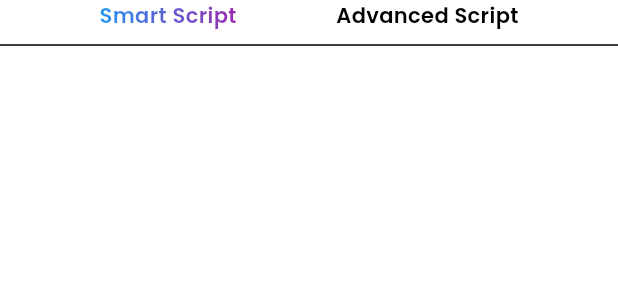
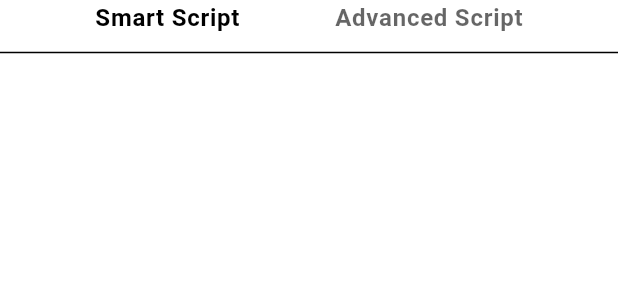
Before and after one commit to TemiladeRebecca/demo_app, a Flutter app: the ToggleTabs widget shown alone on an empty page, opened directly with empty values, on a phone screen of 412 x 824 dp. Shown: the top 300 px of the screen. Run offline on Flutter 3.47's test engine with Material 3 defaults, Android fonts, the phone set to English and light mode, and no system bars; our stand-ins replace google_fonts.

Commit message:
refactor: adjust divider height and remove unused function

```diff
--- a/lib/widgets/toggle_tab.dart
+++ b/lib/widgets/toggle_tab.dart
@@ -1,6 +1,6 @@
 import 'package:flutter/material.dart';
 
-// Define the gradient (shared between text + underline)
+// Shared gradient for underline
 const LinearGradient tabGradient = LinearGradient(
   colors: [Colors.blue, Colors.purple],
   begin: Alignment.centerLeft,
@@ -8,10 +8,7 @@ const LinearGradient tabGradient = LinearGradient(
 );
 
 class ToggleTabs extends StatefulWidget {
-  const ToggleTabs({
-    super.key,
-    required this.width,
-  });
+  const ToggleTabs({super.key, required this.width});
 
   final double width;
 
@@ -25,32 +22,26 @@ class _ToggleTabsState extends State<ToggleTabs> {
   @override
   Widget build(BuildContext context) {
     final theme = Theme.of(context);
-    final defaultColor = theme.colorScheme.onSurface; // fallback to theme text
+    final defaultColor = theme.colorScheme.onSurface.withOpacity(0.6);
 
     Widget buildTabText(String text, int index) {
       final isSelected = _selectedTab == index;
 
-      final textWidget = Text(
-        text,
-        style: theme.textTheme.bodyMedium?.copyWith(
-          fontWeight: FontWeight.w600,
-          color: isSelected ? null : defaultColor, // null -> overridden by ShaderMask
-        ),
-      );
-
-      // If selected, wrap with ShaderMask for gradient
       return GestureDetector(
         onTap: () {
           setState(() => _selectedTab = index);
         },
-        child: isSelected
-            ? ShaderMask(
-                shaderCallback: (bounds) =>
-                    tabGradient.createShader(Rect.fromLTWH(0, 0, bounds.width, bounds.height)),
-                blendMode: BlendMode.srcIn,
-                child: textWidget,
-              )
-            : textWidget,
+        child: Text(
+          text,
+          style: theme.textTheme.bodyLarge?.copyWith(
+            fontWeight: FontWeight.w600,
+            color: isSelected
+                ? theme
+                      .colorScheme
+                      .onSurface // highlight with theme color
+                : defaultColor,
+          ),
+        ),
       );
     }
 
@@ -63,18 +54,18 @@ class _ToggleTabsState extends State<ToggleTabs> {
             buildTabText("Advanced Script", 1),
           ],
         ),
+        SizedBox(height: 6),
         Stack(
           children: [
-            const Divider(thickness: 1, height: 20),
+            const Divider(thickness: 1, height: 10),
             AnimatedPositioned(
               duration: const Duration(milliseconds: 250),
+              curve: Curves.easeInOut,
               left: _selectedTab == 0 ? 0 : widget.width / 2,
               child: Container(
                 width: widget.width / 2,
                 height: 3,
-                decoration: const BoxDecoration(
-                  gradient: tabGradient,
-                ),
+                decoration: const BoxDecoration(gradient: tabGradient),
               ),
             ),
           ],
```
